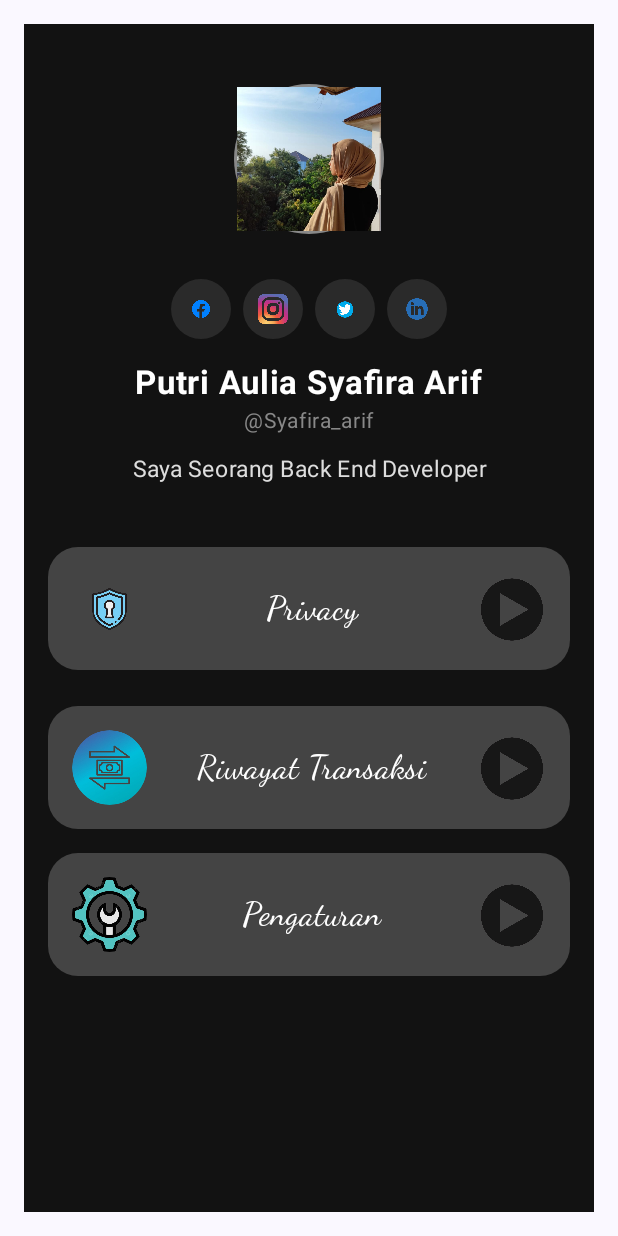
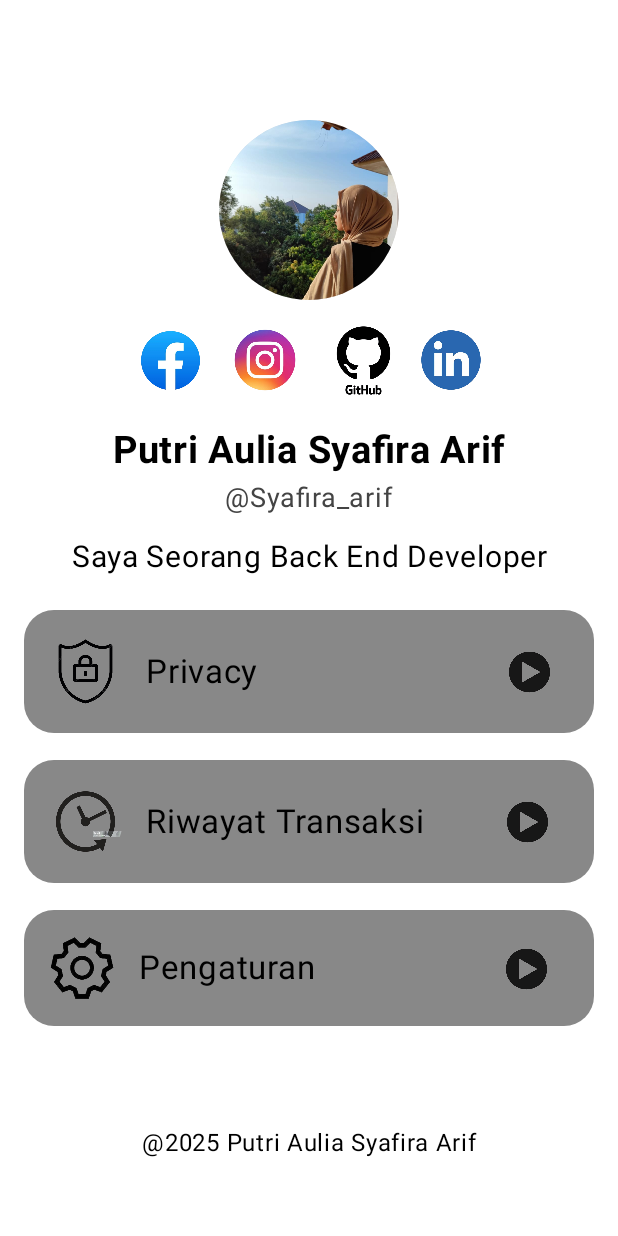
Before and after one commit to syafiraarif/QuestAdvanceLayout_194, an Android app built with Jetpack Compose: the composable Praktikum1 shown on its own in the app's theme, on a phone screen of 412 x 824 dp. Run offline under Robolectric (Android 15) with nearby library versions, the phone set to English and light mode, and no system bars.

Commit message:
Merapikan Layout

```diff
--- a/app/src/main/java/com/example/myuipertama/MainActivity.kt
+++ b/app/src/main/java/com/example/myuipertama/MainActivity.kt
@@ -20,7 +20,7 @@ class MainActivity : ComponentActivity() {
         setContent {
             MyUIPertamaTheme {
                 Scaffold(modifier = Modifier.fillMaxSize()) { innerPadding ->
-                    ActivitasPertama(
+                    Praktikum1(
                         modifier = Modifier.padding(innerPadding)
                     )
                 }
--- a/app/src/main/java/com/example/myuipertama/PraktikumQuestAdvanceLayout.kt
+++ b/app/src/main/java/com/example/myuipertama/PraktikumQuestAdvanceLayout.kt
@@ -36,9 +36,8 @@ import androidx.compose.ui.unit.sp
 fun Praktikum1 (modifier: Modifier) {
     Box(
         modifier = Modifier
-            .padding (all = 16.dp)
-            .background(Color(color = 0xFF121212))
-            .fillMaxSize(),
+            .fillMaxSize()
+            .background(Color.White)
     ){
         Column (
             horizontalAlignment = Alignment.CenterHorizontally,
@@ -52,108 +51,90 @@ fun Praktikum1 (modifier: Modifier) {
                 contentDescription = null,
                 contentScale = ContentScale.Crop,
                 modifier = Modifier
-                    .size(size = 100.dp)
-                    .background(Color.Gray, shape = CircleShape)
-                    .padding(all = 2.dp)
+                    .padding( top = 40.dp)
+                    .size(size = 120.dp)
+                    .clip(CircleShape)
+                    .background(Color.LightGray, CircleShape)
             )
-            Spacer(modifier = Modifier.height(height = 30.dp))
+            Spacer(modifier = Modifier.height(height = 10.dp))
 
             Row (
                 horizontalArrangement = Arrangement.Center,
                 verticalAlignment = Alignment.CenterVertically
             ){
-                Box(
+                Image(
+                    painter = painterResource(id = R.drawable.facebook),
+                    contentDescription = "facebook",
                     modifier = Modifier
-                        .size(size = 40.dp)
-                        .background(Color(color = 0xFF2A2A2A), shape = CircleShape),
-                    contentAlignment = Alignment.Center
-                ) {
-                    Image(
-                        painter = painterResource(id = R.drawable.facebook),
-                        contentDescription = "facebook",
-                        modifier = Modifier.size(size = 20.dp)
-                    )
-                }
+                        .size(size = 50.dp)
+                        . clip(CircleShape)
+                )
                 Spacer(modifier = Modifier.width(width = 8.dp))
 
-                Box(
+                Image(
+                    painter = painterResource(id = R.drawable.instagram),
+                    contentDescription = "instagram",
                     modifier = Modifier
-                        .size(size = 40.dp)
-                        .background(Color(color = 0xFF2A2A2A), shape = CircleShape),
-                    contentAlignment = Alignment.Center
-                ) {
-                    Image(
-                        painter = painterResource(id = R.drawable.instagram),
-                        contentDescription = "instagram",
-                        modifier = Modifier.size(size = 20.dp)
-                    )
-                }
+                        .size(size = 60.dp)
+                        .clip(CircleShape)
+                )
                 Spacer(modifier = Modifier.width(width = 8.dp))
 
-                Box(
+                Image(
+                    painter = painterResource(id = R.drawable.github),
+                    contentDescription = "github",
                     modifier = Modifier
-                        .size(size = 40.dp)
-                        .background(Color(color = 0xFF2A2A2A), shape = CircleShape),
-                    contentAlignment = Alignment.Center
-                ) {
-                    Image(
-                        painter = painterResource(id = R.drawable.twitter),
-                        contentDescription = "instagram",
-                        modifier = Modifier.size(size = 20.dp)
-                    )
-                }
+                        .size(size = 55.dp)
+                        .clip(CircleShape)
+                )
                 Spacer(modifier = Modifier.width(width = 8.dp))
 
-                Box(
+                Image(
+                    painter = painterResource(id = R.drawable.linkedin),
+                    contentDescription = "linkedin",
                     modifier = Modifier
-                        .size(size = 40.dp)
-                        .background(Color(color = 0xFF2A2A2A), shape = CircleShape),
-                    contentAlignment = Alignment.Center
-                ) {
-                    Image(
-                        painter = painterResource(id = R.drawable.linkedin),
-                        contentDescription = "instagram",
-                        modifier = Modifier.size(size = 20.dp)
-                    )
-                }
+                        .size(size = 45.dp)
+                        .clip(CircleShape)
+                )
             }
-            Spacer(modifier = Modifier.height(height = 16.dp))
+            Spacer(modifier = Modifier.height(height = 15.dp))
 
             Text(
                 text = stringResource(id = R.string.nama),
                 fontWeight = FontWeight.Bold,
-                fontSize = 22.sp,
-                color = Color.White
+                fontSize = 25.sp,
+                color = Color.Black
             )
+            Spacer(modifier = Modifier.height(height = 5.dp))
 
             Text(
                 text = stringResource(id = R.string.username),
-                fontSize = 14.sp,
-                color = Color.Gray
+                fontSize = 18.sp,
+                color = Color.DarkGray
             )
-            Spacer(modifier = Modifier.height(height = 8.dp))
+            Spacer(modifier = Modifier.height(height = 15.dp))
 
             Text(
                 text = stringResource(id = R.string.deskripsi),
-                color = Color(color = 0xFFDDDDDD),
+                color = Color.Black,
                 textAlign = TextAlign.Center,
-                fontSize = 15.sp
+                fontSize = 20.sp
             )
-            Spacer(modifier = Modifier.height(height = 32.dp))
+            Spacer(modifier = Modifier.height(height = 15.dp))
 
             Card(
                 modifier = Modifier
                     .fillMaxWidth()
                     .padding(vertical = 8.dp, horizontal = 16.dp),
                 shape = RoundedCornerShape(size = 20.dp),
-                colors = CardDefaults.cardColors(containerColor = Color.DarkGray)
+                colors = CardDefaults.cardColors(containerColor = Color.Gray)
             ) {
                 Row(
                     modifier = Modifier
                         .padding(all = 16.dp)
                         .fillMaxWidth(),
                     verticalAlignment = Alignment.CenterVertically,
-                    horizontalArrangement = Arrangement.SpaceBetween
+                    horizontalArrangement = Arrangement.Start
                 ) {
                     Image(
                         painter = painterResource(id = R.drawable.privasi),
@@ -162,103 +143,118 @@ fun Praktikum1 (modifier: Modifier) {
                             .size(size = 50.dp)
                             .clip(CircleShape)
                     )
+                    Spacer(modifier = Modifier.width(width = 15.dp))
 
                     Text(
                         text = stringResource(id = R.string.privasi),
                         fontSize = 22.sp,
-                        fontFamily = FontFamily.Cursive,
-                        color = Color.White
+                        color = Color.Black
                     )
+                    Spacer(modifier = Modifier.width(width = 165.dp))
 
                     Image(
                         painter = painterResource(id = R.drawable.play),
                         contentDescription = null,
                         modifier = Modifier
-                            .size(size = 45.dp)
+                            .size(size = 30.dp)
                             .clip(CircleShape)
                     )
                 }
             }
-            Spacer(modifier = Modifier.height(height = 8.dp))
+            Spacer(modifier = Modifier.height(height = 2.dp))
 
             Card(
                 modifier = Modifier
                     .fillMaxWidth()
                     .padding(vertical = 8.dp, horizontal = 16.dp),
                 shape = RoundedCornerShape(size = 20.dp),
-                colors = CardDefaults.cardColors(containerColor = Color.DarkGray)
+                colors = CardDefaults.cardColors(containerColor = Color.Gray)
             ) {
                 Row(
                     modifier = Modifier
                         .padding(all = 16.dp)
                         .fillMaxWidth(),
                     verticalAlignment = Alignment.CenterVertically,
-                    horizontalArrangement = Arrangement.SpaceBetween
+                    horizontalArrangement = Arrangement.Start
                 ) {
                     Image(
-                        painter = painterResource(id = R.drawable.transaksi),
+                        painter = painterResource(id = R.drawable.riwayat),
                         contentDescription = null,
                         modifier = Modifier
                             .size(size = 50.dp)
                             .clip(CircleShape)
                     )
+                    Spacer(modifier = Modifier.width(width = 15.dp))
 
                     Text(
                         text = stringResource(id = R.string.riwayat),
                         fontSize = 22.sp,
-                        fontFamily = FontFamily.Cursive,
-                        color = Color.White
+                        color = Color.Black
                     )
+                    Spacer(modifier = Modifier.width(width = 53.dp))
 
                     Image(
                         painter = painterResource(id = R.drawable.play),
                         contentDescription = null,
                         modifier = Modifier
-                            .size(size = 45.dp)
+                            .size(size = 30.dp)
                             .clip(CircleShape)
                     )
                 }
             }
-
+            Spacer(modifier = Modifier.height(height = 2.dp))
 
             Card(
                 modifier = Modifier
                     .fillMaxWidth()
                     .padding(vertical = 8.dp, horizontal = 16.dp),
                 shape = RoundedCornerShape(size = 20.dp),
-                colors = CardDefaults.cardColors(containerColor = Color.DarkGray)
+                colors = CardDefaults.cardColors(containerColor = Color.Gray)
             ) {
                 Row(
                     modifier = Modifier
                         .padding(all = 16.dp)
                         .fillMaxWidth(),
                     verticalAlignment = Alignment.CenterVertically,
-                    horizontalArrangement = Arrangement.SpaceBetween
+                    horizontalArrangement = Arrangement.Start
                 ) {
                     Image(
-                        painter = painterResource(id = R.drawable.pengaturan),
+                        painter = painterResource(id = R.drawable.pengatuaran),
                         contentDescription = null,
                         modifier = Modifier
-                            .size(size = 50.dp)
+                            .size(size = 45.dp)
                             .clip(CircleShape)
                     )
+                    Spacer(modifier = Modifier.width(width = 15.dp))
 
                     Text(
                         text = stringResource(id = R.string.pengaturan),
                         fontSize = 22.sp,
-                        fontFamily = FontFamily.Cursive,
-                        color = Color.White
+                        color = Color.Black
                     )
+                    Spacer(modifier = Modifier.width(width = 125.dp))
 
                     Image(
                         painter = painterResource(id = R.drawable.play),
                         contentDescription = null,
                         modifier = Modifier
-                            .size(size = 45.dp)
+                            .size(size = 30.dp)
                             .clip(CircleShape)
                     )
                 }
             }
+            Box(
+                modifier = Modifier
+                    .fillMaxSize()
+            ) {
+                Text(
+                    text = stringResource(id = R.string.milik) ,
+                    color = Color.Black,
+                    modifier = Modifier
+                        .align (Alignment.BottomCenter)
+                        .padding(bottom = 50.dp)
+                )
+            }
         }
     }
 }
--- a/app/src/main/java/com/example/myuipertama/UIPertama.kt
+++ b/app/src/main/java/com/example/myuipertama/UIPertama.kt
@@ -19,10 +19,12 @@ import androidx.compose.runtime.Composable
 import androidx.compose.ui.Alignment
 import androidx.compose.ui.Modifier
 import androidx.compose.ui.graphics.Color
+import androidx.compose.ui.layout.ModifierLocalBeyondBoundsLayout
 import androidx.compose.ui.res.painterResource
 import androidx.compose.ui.res.stringResource
 import androidx.compose.ui.text.font.FontFamily
 import androidx.compose.ui.text.font.FontWeight
+import androidx.compose.ui.text.style.LineHeightStyle
 import androidx.compose.ui.unit.dp
 import androidx.compose.ui.unit.sp
 
@@ -124,9 +126,18 @@ fun ActivitasPertama(modifier: Modifier) {
                         .size(size = 100.dp)
                         .padding(all = 5.dp)
                 )
-
-
             }
         }
     }
+    Box(
+        modifier = Modifier
+            .fillMaxSize()
+    ) {
+        Text(
+            text = stringResource(id = R.string.copy) ,
+            modifier = Modifier
+                .align (Alignment.BottomCenter)
+                .padding(bottom = 50.dp)
+        )
+    }
 }
--- a/app/src/main/res/values/strings.xml
+++ b/app/src/main/res/values/strings.xml
@@ -10,4 +10,5 @@
     <string name= "privasi">Privacy</string>
     <string name= "pengaturan">Pengaturan</string>
     <string name= "riwayat">Riwayat Transaksi</string>
+    <string name= "milik"> @2025 Putri Aulia Syafira Arif</string>
 </resources>
```
Also changed, not shown: app/src/main/res/drawable/facebook.png, app/src/main/res/drawable/github.png (added), app/src/main/res/drawable/instagram.png, app/src/main/res/drawable/linkedin.png, app/src/main/res/drawable/pengatuaran.png (added), app/src/main/res/drawable/pengaturan.png (deleted), app/src/main/res/drawable/privasi.png, app/src/main/res/drawable/riwayat.png (added), app/src/main/res/drawable/transaksi.png (deleted), app/src/main/res/drawable/twitter.png (deleted), 1 other file.
